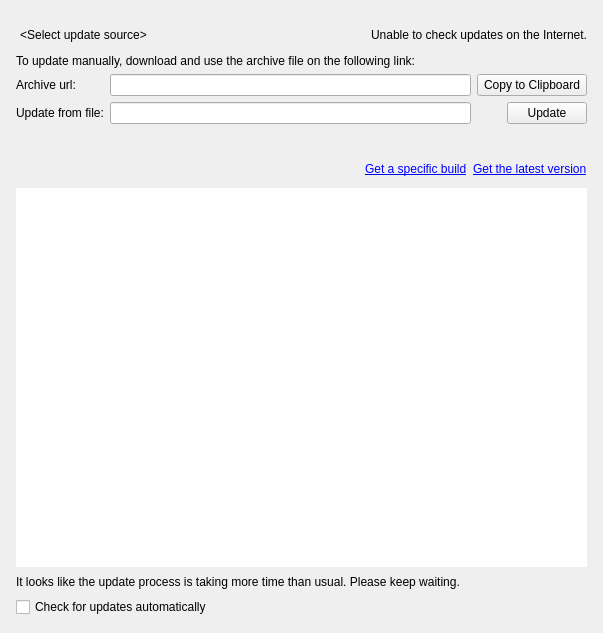
The window that client/libclient/src/ui/widgets/system_settings/server_updates_widget.ui (networkoptix/nx_open) describes before a commit, drawn with Qt 5.
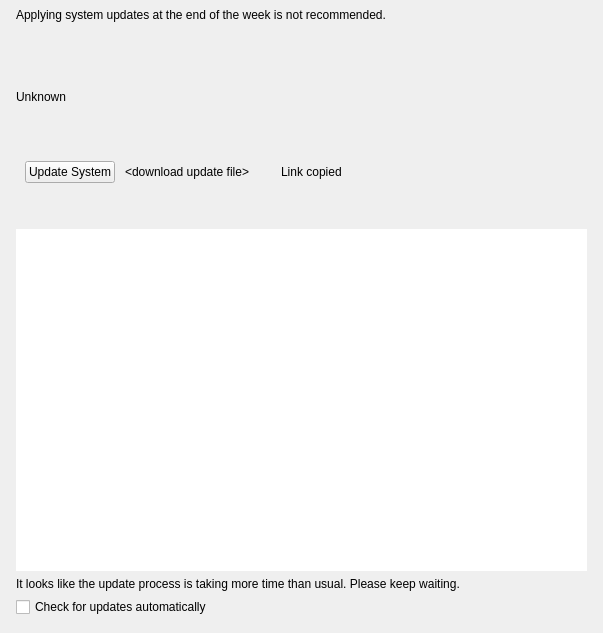
The same window after the commit. The open tabs and pages were chosen to show the change. Custom widgets are drawn as their Qt base class.

Diff of the .ui file:
```diff
--- a/client/libclient/src/ui/widgets/system_settings/server_updates_widget.ui
+++ b/client/libclient/src/ui/widgets/system_settings/server_updates_widget.ui
@@ -10,10 +10,50 @@
     <height>633</height>
    </rect>
   </property>
-  <layout class="QVBoxLayout" name="verticalLayout" stretch="0,0,0,0,1,0,0">
+  <layout class="QVBoxLayout" name="verticalLayout" stretch="0,0,1">
    <property name="spacing">
+    <number>0</number>
+   </property>
+   <property name="leftMargin">
+    <number>0</number>
+   </property>
+   <property name="topMargin">
+    <number>0</number>
+   </property>
+   <property name="rightMargin">
+    <number>0</number>
+   </property>
+   <property name="bottomMargin">
+    <number>0</number>
+   </property>
+   <item>
+    <widget class="QnPanel" name="dayWarningBanner" native="true">
+     <layout class="QHBoxLayout" name="horizontalLayout_4">
+      <property name="leftMargin">
+       <number>16</number>
+      </property>
+      <property name="topMargin">
     <number>8</number>
    </property>
+      <property name="rightMargin">
+       <number>16</number>
+      </property>
+      <property name="bottomMargin">
+       <number>8</number>
+      </property>
+      <item>
+       <widget class="QLabel" name="dayWarningLabel">
+        <property name="text">
+         <string>Applying system updates at the end of the week is not recommended.</string>
+        </property>
+       </widget>
+      </item>
+     </layout>
+    </widget>
+   </item>
+   <item>
+    <widget class="QnPanel" name="controlsPanel" native="true">
+     <layout class="QVBoxLayout" name="controlsVerticalLayout">
    <property name="leftMargin">
     <number>16</number>
    </property>
@@ -27,120 +67,78 @@
     <number>16</number>
    </property>
    <item>
-    <widget class="QnWordWrappedLabel" name="dayWarningLabel" native="true"/>
+       <widget class="QStackedWidget" name="titleStackedWidget">
+        <property name="currentIndex">
+         <number>0</number>
+        </property>
+        <widget class="QWidget" name="selectUpdateTypePage">
+         <layout class="QHBoxLayout" name="titleHorizontalLayout">
+          <item>
+           <widget class="QLabel" name="versionTitleLabel">
+            <property name="text">
+             <string notr="true">&lt;available update&gt;</string>
+            </property>
+           </widget>
    </item>
    <item>
-    <layout class="QHBoxLayout" name="horizontalLayout_2">
+           <widget class="QPushButton" name="selectUpdateTypeButton">
+            <property name="minimumSize">
+             <size>
+              <width>20</width>
+              <height>20</height>
+             </size>
+            </property>
+            <property name="maximumSize">
+             <size>
+              <width>20</width>
+              <height>20</height>
+             </size>
+            </property>
+            <property name="focusPolicy">
+             <enum>Qt::TabFocus</enum>
+            </property>
+            <property name="text">
+             <string notr="true"/>
+            </property>
+            <property name="iconSize">
+             <size>
+              <width>20</width>
+              <height>20</height>
+             </size>
+            </property>
+            <property name="flat">
+             <bool>true</bool>
+            </property>
+           </widget>
+          </item>
      <item>
-      <widget class="QPushButton" name="sourceButton">
+           <spacer name="horizontalSpacer">
+            <property name="orientation">
+             <enum>Qt::Horizontal</enum>
+            </property>
+            <property name="sizeType">
+             <enum>QSizePolicy::Fixed</enum>
+            </property>
+            <property name="sizeHint" stdset="0">
+             <size>
+              <width>8</width>
+              <height>20</height>
+             </size>
+            </property>
+           </spacer>
+          </item>
+          <item>
+           <widget class="QStackedWidget" name="refreshWidget">
        <property name="sizePolicy">
         <sizepolicy hsizetype="Fixed" vsizetype="Fixed">
          <horstretch>0</horstretch>
          <verstretch>0</verstretch>
         </sizepolicy>
        </property>
-       <property name="focusPolicy">
-        <enum>Qt::NoFocus</enum>
-       </property>
-       <property name="text">
-        <string notr="true">&lt;Select update source&gt;</string>
-       </property>
-       <property name="iconSize">
-        <size>
-         <width>8</width>
-         <height>8</height>
-        </size>
-       </property>
-       <property name="flat">
-        <bool>true</bool>
-       </property>
-      </widget>
-     </item>
-     <item>
-      <spacer name="horizontalSpacer">
-       <property name="orientation">
-        <enum>Qt::Horizontal</enum>
-       </property>
-       <property name="sizeHint" stdset="0">
-        <size>
-         <width>40</width>
-         <height>20</height>
-        </size>
-       </property>
-      </spacer>
-     </item>
-     <item>
-      <widget class="QLabel" name="connectionProblemLabel">
-       <property name="text">
-        <string>Unable to check updates on the Internet.</string>
-       </property>
-      </widget>
-     </item>
-    </layout>
-   </item>
-   <item>
-    <widget class="QStackedWidget" name="sourceWidget">
      <property name="currentIndex">
       <number>0</number>
      </property>
-     <widget class="QWidget" name="internetPage">
-      <layout class="QVBoxLayout" name="verticalLayout_3">
-       <property name="leftMargin">
-        <number>0</number>
-       </property>
-       <property name="topMargin">
-        <number>0</number>
-       </property>
-       <property name="rightMargin">
-        <number>0</number>
-       </property>
-       <property name="bottomMargin">
-        <number>0</number>
-       </property>
-       <item>
-        <widget class="QFrame" name="internetFrame">
-         <property name="frameShape">
-          <enum>QFrame::StyledPanel</enum>
-         </property>
-         <layout class="QVBoxLayout" name="verticalLayout_5" stretch="0,0,1">
-          <property name="leftMargin">
-           <number>0</number>
-          </property>
-          <property name="topMargin">
-           <number>0</number>
-          </property>
-          <property name="rightMargin">
-           <number>0</number>
-          </property>
-          <property name="bottomMargin">
-           <number>0</number>
-          </property>
-          <item>
-           <layout class="QHBoxLayout" name="horizontalLayout_6" stretch="0,0,1,0,0">
-            <item>
-             <widget class="QStackedWidget" name="internetRefreshWidget">
-              <property name="minimumSize">
-               <size>
-                <width>24</width>
-                <height>0</height>
-               </size>
-              </property>
-              <property name="maximumSize">
-               <size>
-                <width>24</width>
-                <height>16</height>
-               </size>
-              </property>
-              <property name="currentIndex">
-               <number>0</number>
-              </property>
-              <widget class="QWidget" name="internetRefreshPage">
-               <property name="maximumSize">
-                <size>
-                 <width>24</width>
-                 <height>24</height>
-                </size>
-               </property>
+            <widget class="QWidget" name="refreshPage">
                <layout class="QHBoxLayout" name="horizontalLayout_7">
                 <property name="leftMargin">
                  <number>0</number>
@@ -158,16 +156,19 @@
                  <widget class="QPushButton" name="refreshButton">
                   <property name="minimumSize">
                    <size>
-                    <width>16</width>
-                    <height>16</height>
+                  <width>20</width>
+                  <height>20</height>
                    </size>
                   </property>
                   <property name="maximumSize">
                    <size>
-                    <width>16</width>
-                    <height>16</height>
-                   </size>
-                  </property>
+                  <width>20</width>
+                  <height>20</height>
+                 </size>
+                </property>
+                <property name="mouseTracking">
+                 <bool>true</bool>
+                </property>
                   <property name="focusPolicy">
                    <enum>Qt::NoFocus</enum>
                   </property>
@@ -178,13 +179,7 @@
                 </item>
                </layout>
               </widget>
-              <widget class="QWidget" name="internetProgressPage">
-               <property name="maximumSize">
-                <size>
-                 <width>24</width>
-                 <height>24</height>
-                </size>
-               </property>
+            <widget class="QWidget" name="progressPage">
                <layout class="QHBoxLayout" name="horizontalLayout_8">
                 <property name="leftMargin">
                  <number>0</number>
@@ -199,52 +194,84 @@
                  <number>0</number>
                 </property>
                 <item>
-                 <widget class="QnProgressWidget" name="internetInfiniteProgress" native="true">
+               <widget class="QnProgressWidget" name="infiniteProgress" native="true">
                   <property name="minimumSize">
                    <size>
-                    <width>16</width>
-                    <height>16</height>
+                  <width>20</width>
+                  <height>20</height>
                    </size>
                   </property>
                   <property name="maximumSize">
                    <size>
-                    <width>16</width>
-                    <height>16</height>
+                  <width>20</width>
+                  <height>20</height>
                    </size>
                   </property>
                  </widget>
                 </item>
                </layout>
               </widget>
+            <widget class="QWidget" name="emptyPage"/>
              </widget>
             </item>
             <item>
-             <widget class="QLabel" name="versionTitleLabel">
+           <spacer name="horizontalSpacer_4">
+            <property name="orientation">
+             <enum>Qt::Horizontal</enum>
+            </property>
+            <property name="sizeHint" stdset="0">
+             <size>
+              <width>40</width>
+              <height>20</height>
+             </size>
+            </property>
+           </spacer>
+          </item>
+         </layout>
+        </widget>
+        <widget class="QWidget" name="updatingPage">
+         <layout class="QHBoxLayout" name="updatingPageHorizontalLayout">
+          <item>
+           <widget class="QLabel" name="updatingTitleLabel">
               <property name="text">
-               <string>Available Update:</string>
+             <string>Updating to...</string>
               </property>
              </widget>
             </item>
             <item>
-             <widget class="QLabel" name="latestVersionLabel">
-              <property name="font">
-               <font>
-                <weight>75</weight>
-                <bold>true</bold>
-               </font>
-              </property>
+           <spacer name="horizontalSpacer_5">
+            <property name="orientation">
+             <enum>Qt::Horizontal</enum>
+            </property>
+            <property name="sizeHint" stdset="0">
+             <size>
+              <width>476</width>
+              <height>20</height>
+             </size>
+            </property>
+           </spacer>
+          </item>
+         </layout>
+        </widget>
+       </widget>
+      </item>
+      <item>
+       <widget class="QLabel" name="targetVersionLabel">
               <property name="text">
                <string>Unknown</string>
               </property>
              </widget>
             </item>
             <item>
-             <widget class="QPushButton" name="internetUpdateButton">
-              <property name="text">
-               <string>Update</string>
-              </property>
-             </widget>
-            </item>
+       <widget class="QStackedWidget" name="infoStackedWidget">
+        <property name="currentIndex">
+         <number>0</number>
+        </property>
+        <widget class="QWidget" name="releaseNotesPage">
+         <layout class="QHBoxLayout" name="horizontalLayout_2">
+          <property name="bottomMargin">
+           <number>8</number>
+          </property>
             <item>
              <widget class="QLabel" name="releaseNotesLabel">
               <property name="text">
@@ -253,238 +280,88 @@
              </widget>
             </item>
            </layout>
-          </item>
-          <item>
-           <widget class="QnWordWrappedLabel" name="internetDetailLabel" native="true"/>
-          </item>
-          <item>
-           <spacer name="verticalSpacer">
-            <property name="orientation">
-             <enum>Qt::Vertical</enum>
-            </property>
-            <property name="sizeHint" stdset="0">
-             <size>
-              <width>20</width>
-              <height>5</height>
-             </size>
-            </property>
-           </spacer>
-          </item>
-         </layout>
         </widget>
-       </item>
-      </layout>
-     </widget>
-     <widget class="QWidget" name="localPage">
-      <layout class="QVBoxLayout" name="verticalLayout_2">
-       <property name="leftMargin">
-        <number>0</number>
-       </property>
-       <property name="topMargin">
-        <number>0</number>
-       </property>
-       <property name="rightMargin">
-        <number>0</number>
-       </property>
+        <widget class="QWidget" name="errorPage">
+         <layout class="QHBoxLayout" name="horizontalLayout">
        <property name="bottomMargin">
-        <number>0</number>
+           <number>8</number>
        </property>
        <item>
-        <layout class="QGridLayout" name="gridLayout_2" rowstretch="0,0,0,0" columnstretch="0,1,0" rowminimumheight="0,0,0,20">
-         <item row="2" column="0">
-          <widget class="QLabel" name="fileTitleLabel">
+           <widget class="QLabel" name="errorLabel">
            <property name="text">
-            <string>Update from file:</string>
+             <string notr="true"/>
            </property>
           </widget>
          </item>
-         <item row="2" column="1">
-          <widget class="QLineEdit" name="filenameLineEdit">
-           <property name="readOnly">
-            <bool>true</bool>
-           </property>
-          </widget>
-         </item>
-         <item row="1" column="1">
-          <widget class="QLineEdit" name="linkLineEdit">
-           <property name="readOnly">
-            <bool>true</bool>
-           </property>
-          </widget>
-         </item>
-         <item row="1" column="0">
-          <widget class="QLabel" name="linkLabel">
-           <property name="text">
-            <string>Archive url:</string>
-           </property>
-          </widget>
-         </item>
-         <item row="1" column="2">
-          <widget class="QPushButton" name="copyLinkButton">
-           <property name="text">
-            <string>Copy to Clipboard</string>
-           </property>
-          </widget>
-         </item>
-         <item row="3" column="0" colspan="3">
-          <widget class="QnWordWrappedLabel" name="localDetailLabel" native="true"/>
-         </item>
-         <item row="0" column="0" colspan="3">
-          <widget class="QLabel" name="linkTitleLabel">
-           <property name="text">
-            <string>To update manually, download and use the archive file on the following link:</string>
-           </property>
-          </widget>
-         </item>
-         <item row="2" column="2">
-          <layout class="QHBoxLayout" name="horizontalLayout" stretch="0,0">
-           <item>
-            <widget class="QStackedWidget" name="localRefreshWidget">
-             <property name="currentIndex">
-              <number>0</number>
-             </property>
-             <widget class="QWidget" name="localBrowsePage">
-              <layout class="QHBoxLayout" name="horizontalLayout_10">
-               <property name="leftMargin">
-                <number>0</number>
-               </property>
-               <property name="topMargin">
-                <number>0</number>
-               </property>
-               <property name="rightMargin">
-                <number>0</number>
-               </property>
-               <property name="bottomMargin">
-                <number>0</number>
-               </property>
-               <item>
-                <widget class="QPushButton" name="browseFileButton">
-                 <property name="maximumSize">
-                  <size>
-                   <width>24</width>
-                   <height>16777215</height>
-                  </size>
-                 </property>
-                 <property name="text">
-                  <string>...</string>
-                 </property>
-                </widget>
-               </item>
-              </layout>
-             </widget>
-             <widget class="QWidget" name="localProgressPage">
-              <layout class="QHBoxLayout" name="horizontalLayout_9">
-               <property name="leftMargin">
-                <number>0</number>
-               </property>
-               <property name="topMargin">
-                <number>0</number>
-               </property>
-               <property name="rightMargin">
-                <number>0</number>
-               </property>
-               <property name="bottomMargin">
-                <number>0</number>
-               </property>
-               <item>
-                <widget class="QnProgressWidget" name="localInfiniteProgress" native="true">
-                 <property name="minimumSize">
-                  <size>
-                   <width>16</width>
-                   <height>16</height>
-                  </size>
-                 </property>
-                 <property name="maximumSize">
-                  <size>
-                   <width>16</width>
-                   <height>16777215</height>
-                  </size>
-                 </property>
-                </widget>
-               </item>
-              </layout>
-             </widget>
-            </widget>
-           </item>
+         </layout>
+        </widget>
+       </widget>
+      </item>
            <item>
-            <widget class="QPushButton" name="localUpdateButton">
-             <property name="text">
-              <string>Update</string>
-             </property>
-            </widget>
-           </item>
-          </layout>
-         </item>
-        </layout>
-       </item>
-      </layout>
-     </widget>
-    </widget>
-   </item>
-   <item>
-    <widget class="QStackedWidget" name="progressStatusWidget">
+       <widget class="QStackedWidget" name="updateStackedWidget">
      <property name="currentIndex">
       <number>1</number>
      </property>
-     <widget class="QWidget" name="updateTargetPage">
-      <layout class="QHBoxLayout" name="horizontalLayout_4">
-       <property name="leftMargin">
-        <number>0</number>
-       </property>
-       <property name="topMargin">
-        <number>0</number>
-       </property>
-       <property name="rightMargin">
-        <number>0</number>
-       </property>
-       <property name="bottomMargin">
-        <number>0</number>
-       </property>
+        <widget class="QWidget" name="updateControlsPage">
+         <layout class="QHBoxLayout" name="horizontalLayout_12">
        <item>
-        <spacer name="horizontalSpacer_2">
-         <property name="orientation">
-          <enum>Qt::Horizontal</enum>
-         </property>
-         <property name="sizeHint" stdset="0">
-          <size>
-           <width>379</width>
-           <height>20</height>
-          </size>
-         </property>
-        </spacer>
-       </item>
-       <item>
-        <widget class="QLabel" name="specificBuildLabel">
+           <widget class="QPushButton" name="updateButton">
          <property name="text">
-          <string notr="true" extracomment="Text should not be translatable, set from cpp">&lt;a href='spec'&gt;Get a specific build&lt;/a&gt;</string>
+             <string>Update System</string>
          </property>
         </widget>
        </item>
        <item>
-        <widget class="QLabel" name="latestBuildLabel">
+           <widget class="QPushButton" name="downloadButton">
          <property name="text">
-          <string notr="true" extracomment="Text should not be translatable, set from cpp">&lt;a href='latest'&gt;Get the latest version&lt;/a&gt;</string>
-         </property>
-        </widget>
-       </item>
-      </layout>
-     </widget>
-     <widget class="QWidget" name="updateRunningPage">
+             <string notr="true">&lt;download update file&gt;</string>
+            </property>
+            <property name="flat">
+             <bool>true</bool>
+            </property>
+           </widget>
+          </item>
+          <item>
+           <widget class="QWidget" name="linkCopiedWidget" native="true">
       <layout class="QHBoxLayout" name="horizontalLayout_5">
-       <property name="leftMargin">
-        <number>0</number>
-       </property>
-       <property name="topMargin">
-        <number>0</number>
-       </property>
-       <property name="rightMargin">
-        <number>0</number>
-       </property>
-       <property name="bottomMargin">
-        <number>0</number>
-       </property>
+             <item>
+              <widget class="QLabel" name="linkCopiedIconLabel">
+               <property name="text">
+                <string notr="true"/>
+               </property>
+              </widget>
+             </item>
+             <item>
+              <widget class="QLabel" name="linkCopiedLabel">
+               <property name="text">
+                <string>Link copied</string>
+               </property>
+              </widget>
+             </item>
+            </layout>
+            <zorder>linkCopiedLabel</zorder>
+            <zorder>linkCopiedIconLabel</zorder>
+           </widget>
+          </item>
+          <item>
+           <spacer name="horizontalSpacer_3">
+            <property name="orientation">
+             <enum>Qt::Horizontal</enum>
+            </property>
+            <property name="sizeHint" stdset="0">
+             <size>
+              <width>40</width>
+              <height>20</height>
+             </size>
+            </property>
+           </spacer>
+          </item>
+         </layout>
+        </widget>
+        <widget class="QWidget" name="updateProgressPage">
+         <layout class="QHBoxLayout" name="horizontalLayout_3">
        <item>
-        <widget class="QProgressBar" name="updateProgessBar"/>
+           <widget class="QProgressBar" name="updateProgess"/>
        </item>
        <item>
         <widget class="QPushButton" name="cancelButton">
@@ -497,6 +374,24 @@
      </widget>
     </widget>
    </item>
+     </layout>
+    </widget>
+   </item>
+   <item>
+    <widget class="QWidget" name="widget" native="true">
+     <layout class="QVBoxLayout" name="verticalLayout_2" stretch="1,0,0">
+      <property name="leftMargin">
+       <number>16</number>
+      </property>
+      <property name="topMargin">
+       <number>16</number>
+      </property>
+      <property name="rightMargin">
+       <number>16</number>
+      </property>
+      <property name="bottomMargin">
+       <number>16</number>
+      </property>
    <item>
     <widget class="QTableView" name="tableView">
      <property name="frameShape">
@@ -508,6 +403,15 @@
      <property name="selectionMode">
       <enum>QAbstractItemView::NoSelection</enum>
      </property>
+        <property name="selectionBehavior">
+         <enum>QAbstractItemView::SelectRows</enum>
+        </property>
+        <property name="horizontalScrollMode">
+         <enum>QAbstractItemView::ScrollPerPixel</enum>
+        </property>
+        <property name="showGrid">
+         <bool>false</bool>
+        </property>
      <attribute name="horizontalHeaderHighlightSections">
       <bool>false</bool>
      </attribute>
@@ -529,19 +433,22 @@
    </item>
   </layout>
  </widget>
+   </item>
+  </layout>
+ </widget>
  <customwidgets>
-  <customwidget>
-   <class>QnWordWrappedLabel</class>
-   <extends>QWidget</extends>
-   <header location="global">ui/widgets/word_wrapped_label.h</header>
-   <container>1</container>
-  </customwidget>
   <customwidget>
    <class>QnProgressWidget</class>
    <extends>QWidget</extends>
    <header location="global">ui/widgets/common/progress_widget.h</header>
    <container>1</container>
   </customwidget>
+  <customwidget>
+   <class>QnPanel</class>
+   <extends>QWidget</extends>
+   <header location="global">ui/widgets/common/panel.h</header>
+   <container>1</container>
+  </customwidget>
  </customwidgets>
  <tabstops>
   <tabstop>refreshButton</tabstop>
```
Left out of the diff: 2 changed lines with no effect on the pictures. Lines whose indentation alone changed are shown as unchanged.
